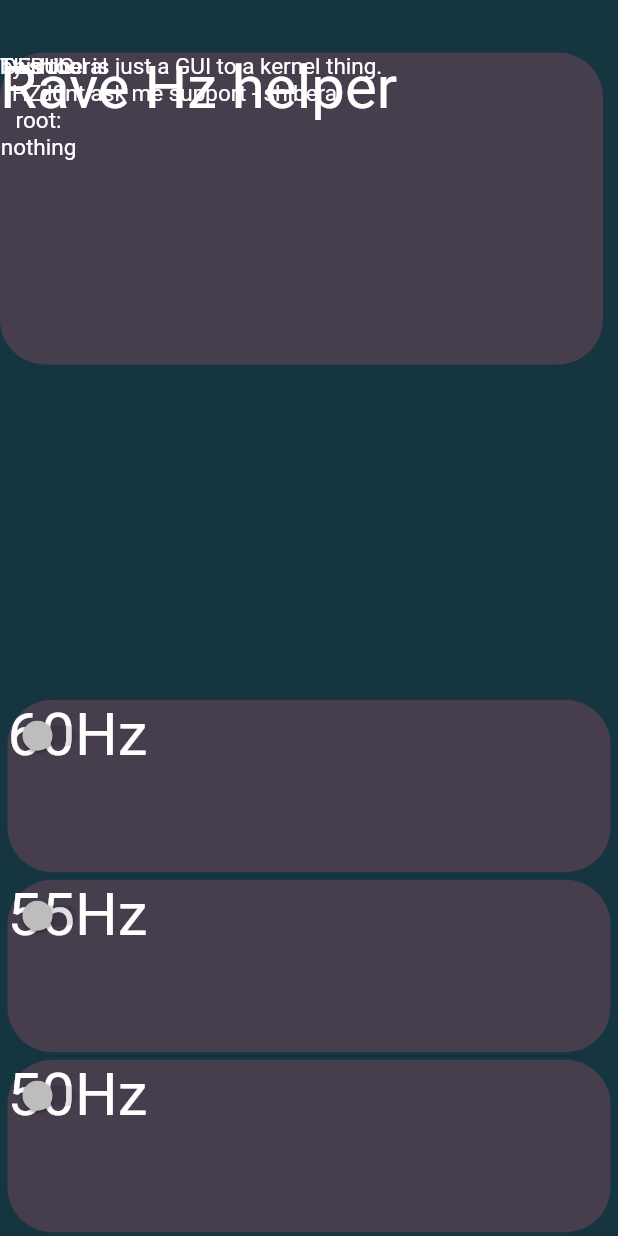
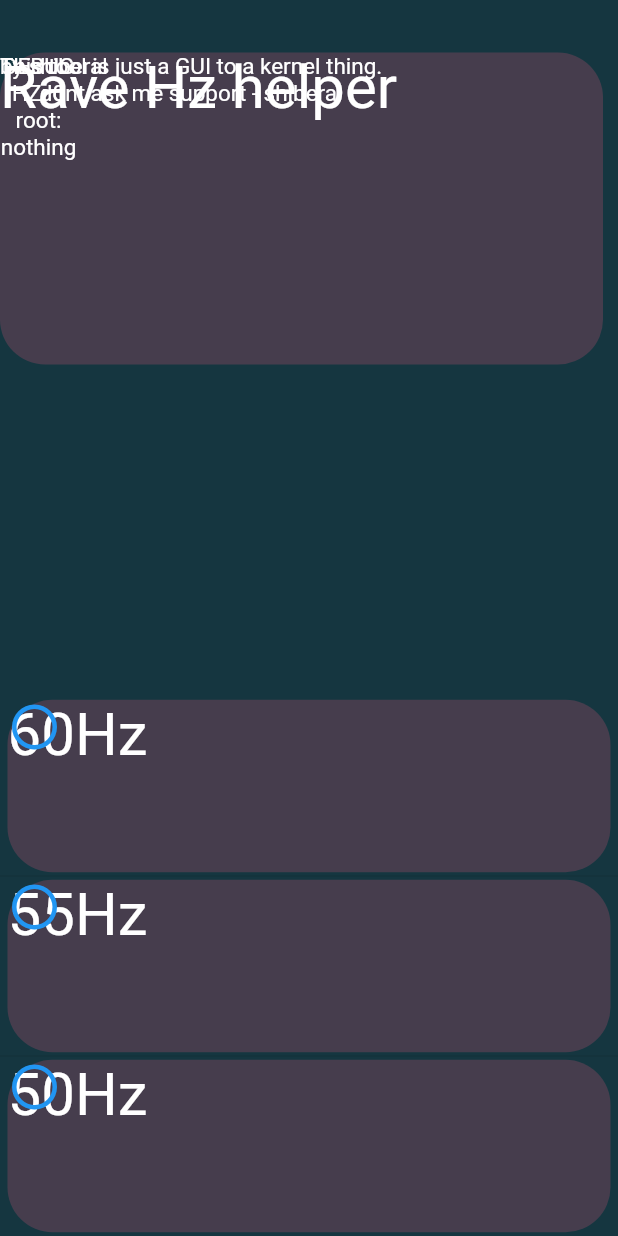
Before and after one commit to Shiberal/RaveHz, a Flutter app: the screen it shows after launch, on a phone screen of 412 x 824 dp. Run offline on Flutter 3.47's test engine with Material 2 defaults, Android fonts, the phone set to English and light mode, and no system bars; missing offline and left inert: adobe_xd, root; Roboto replaces fonts that are missing (Segoe UI, Tahoma).

Commit message:
Update gradle.properties and main.dart some stuff to update and added tickers to better identify the stuff

```diff
--- a/lib/main.dart
+++ b/lib/main.dart
@@ -1,3 +1,4 @@
+
 import 'package:flutter/material.dart';
 import 'package:adobe_xd/adobe_xd.dart';
 import 'package:flutter/services.dart';
@@ -8,7 +9,6 @@ final List<String> entries = <String>['50', '55', '60'];
 bool _rootStatus = false;
 String _rootResult = "nothing";
 String _hz = '0';
-String _indicator;
 void main() {
   runApp(MyApp());
 }
@@ -41,7 +41,6 @@ class _MyAppState extends State<MyApp> {
           setState(() {
             _hz = res;
             _rootResult = "READ HZ";
-            _indicator = _hz;
           });
           break;
         case 1:
@@ -49,7 +48,6 @@ class _MyAppState extends State<MyApp> {
               cmd: "cat /sys/module/mdss_mdp/parameters/custom_hz");
           setState(() {
             _hz = res;
-            _indicator = _hz;
             command = "UPDATED HZ";
           });
           break;
@@ -62,7 +60,20 @@ class _MyAppState extends State<MyApp> {
       com("cat /sys/module/mdss_mdp/parameters/custom_hz", 0);
     }
 
-    print("TEST");
+    updateIndicator(String _text){
+      print(_text);
+      var a = Icons.radio_button_unchecked;
+      if(_hz.contains(_text))
+      {
+        a = Icons.circle;
+      }else{
+        a = Icons.radio_button_unchecked;
+      }
+
+      return a;
+    }
+
+    print("Looping Test");
 
     return MaterialApp(
       home: Scaffold(
@@ -82,7 +93,7 @@ class _MyAppState extends State<MyApp> {
                   itemBuilder: (BuildContext context, int index) {
                     return Container(
                       height: 120,
-                      child: Center(child: hzselector(entries[index], com, _indicator)),
+                      child: Center(child: hzselector(entries[index], com, updateIndicator)),
                     );
                   },
                   separatorBuilder: (BuildContext context, int index) =>
@@ -104,7 +115,7 @@ Widget title() {
     child: Stack(
       children: <Widget>[
         Pinned.fromSize(
-          bounds: Rect.fromLTWH(0.0, 0.0, 402.0, 208.0),
+          bounds: Rect.fromLTWH(5.0, 0.0, 402.0, 208.0),
           size: Size(402.0, 308.0),
           pinLeft: true,
           pinRight: true,
@@ -192,14 +203,7 @@ Widget debug(String text, String rootmsg) {
   );
 }
 
-Widget hzselector(String text, Function com,_indicator) {
-  var value = false;
-  if(_indicator == text){
-    value = true;
-  }else{
-    value = false;
-  }
-
+Widget hzselector(String text, Function com,_updateIndicator) {
   return InkWell(
     child: SizedBox(
       width: 402.0,
@@ -243,7 +247,7 @@ Widget hzselector(String text, Function com,_indicator) {
             fixedWidth: true,
             fixedHeight: true,
 
-            child: Switch(value: value  , onChanged: null,)
+            child:  Icon( _updateIndicator(text), color: Colors.blue,size: 36.0,)
 
 
           ),
```
Also changed, not shown: 1 other file.
